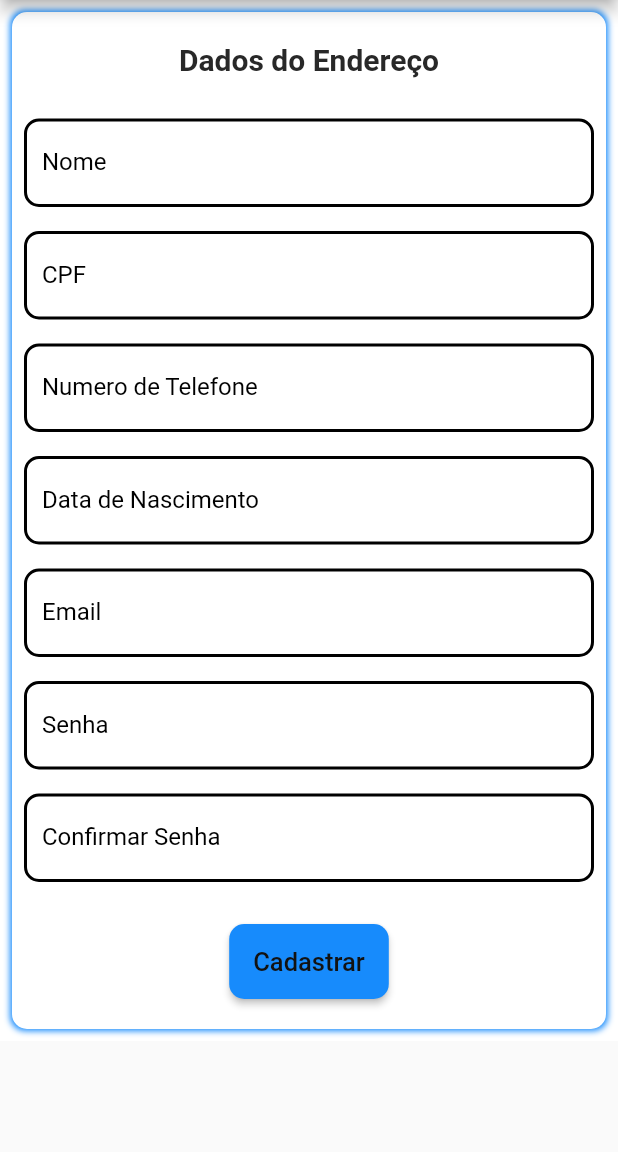
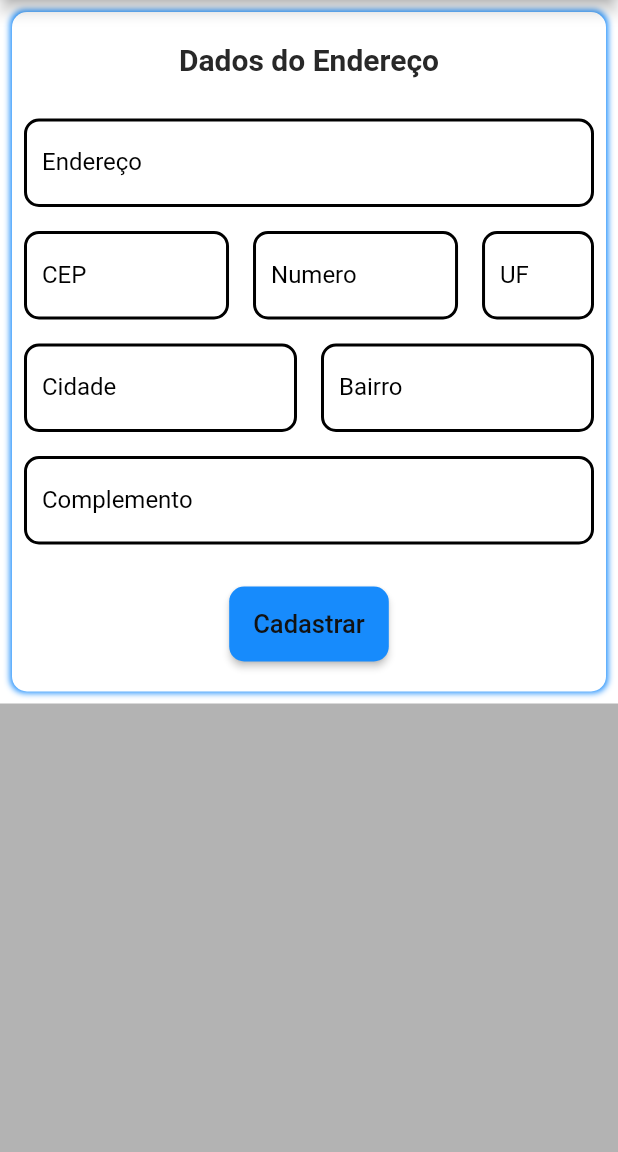
Before and after one commit to AlarconPedro/Tech_Shop, a Flutter app: the CadastroEnderecoPage screen opened directly, after a tap on "Cadastrar", on a phone screen of 412 x 824 dp, the part 84-1236 px from its top. Run offline on Flutter 3.47's test engine with Material 2 defaults, Android fonts, the phone set to English and light mode, and no system bars; our stand-ins replace carousel_slider, mask_text_input_formatter, shared_preferences; accounts and stored records are empty.

Commit message:
Criado layout de endereço e conexão API - 2022.09.10.2

```diff
--- a/lib/classes/globais.dart
+++ b/lib/classes/globais.dart
@@ -10,4 +10,6 @@ class Globais {
       "http://187.87.223.235:8180/api/v1/produto/categoria/";
   static String urlProdutoCategoriaId =
       "http://187.87.223.235:8180/api/v1/produto/categoria/";
+  static String urlCadastroEndereco =
+      "http://187.87.223.235:8180/api/v1/endereco";
 }
--- /dev/null
+++ b/lib/datasource/models/cadastroEndereco_model.dart
@@ -0,0 +1,33 @@
+class CadastroEnderecoModel {
+  String cep;
+  String logradouro;
+  String? complemento;
+  String bairro;
+  String cidade;
+  String uf;
+  int numero;
+  int clienteId;
+
+  CadastroEnderecoModel({
+    required this.cep,
+    required this.logradouro,
+    required this.bairro,
+    required this.cidade,
+    required this.uf,
+    required this.numero,
+    required this.clienteId,
+    this.complemento,
+  });
+
+  factory CadastroEnderecoModel.fromJson(Map<String, dynamic> json) =>
+      CadastroEnderecoModel(
+        cep: json["cep"],
+        logradouro: json["logradouro"],
+        complemento: json["complemento"],
+        bairro: json["bairro"],
+        cidade: json["cidade"],
+        uf: json["uf"],
+        numero: json["numero"],
+        clienteId: json["clienteId"],
+      );
+}
--- a/lib/ui/pages/cadastro_endereco_page.dart
+++ b/lib/ui/pages/cadastro_endereco_page.dart
@@ -1,17 +1,14 @@
 import 'dart:convert';
 
-import 'package:flutter/cupertino.dart';
 import 'package:flutter/material.dart';
 import 'package:flutter/services.dart';
-import 'package:flutter/src/foundation/key.dart';
-import 'package:flutter/src/widgets/framework.dart';
 import 'package:mask_text_input_formatter/mask_text_input_formatter.dart';
 import 'package:provider/provider.dart';
-import 'package:tech_shop/datasource/http/http.dart';
-import 'package:tech_shop/datasource/models/login_model.dart';
+import 'package:tech_shop/classes/classes.dart';
+import 'package:tech_shop/datasource/api/api.dart';
 import 'package:tech_shop/ui/estilos/estilos.dart';
-import 'package:tech_shop/ui/pages/pages.dart';
 import 'package:tech_shop/ui/temas/temas.dart';
+import 'package:http/http.dart' as http;
 
 class CadastroEnderecoPage extends StatefulWidget {
   const CadastroEnderecoPage({Key? key}) : super(key: key);
@@ -21,21 +18,20 @@ class CadastroEnderecoPage extends StatefulWidget {
 }
 
 class _CadastroEnderecoPageState extends State<CadastroEnderecoPage> {
-  final TextEditingController _nomeController = TextEditingController();
-  final TextEditingController _cpfController = TextEditingController();
-  final TextEditingController _numeroTelefone = TextEditingController();
-  final TextEditingController _dataNascimentoController =
-      TextEditingController();
-  final TextEditingController _emailController = TextEditingController();
-  final TextEditingController _senhaController = TextEditingController();
-  final TextEditingController _confirmaController = TextEditingController();
+  final TextEditingController _enderecoController = TextEditingController();
+  final TextEditingController _cepController = TextEditingController();
+  final TextEditingController _numeroController = TextEditingController();
+  final TextEditingController _ufController = TextEditingController();
+  final TextEditingController _cidadeController = TextEditingController();
+  final TextEditingController _bairroController = TextEditingController();
+  final TextEditingController _complementoController = TextEditingController();
 
-  final maskCpf = MaskTextInputFormatter(
-      mask: "###.###.###-##", filter: {"#": RegExp(r'[0-9]')});
-  final maskNumero = MaskTextInputFormatter(
-      mask: "(##) #####-####", filter: {"#": RegExp(r'[0-9]')});
-  final maskData = MaskTextInputFormatter(
-      mask: "##-##-####", filter: {"#": RegExp(r'[0-9]')});
+  final maskCEP = MaskTextInputFormatter(
+      mask: "#####-###", filter: {"#": RegExp(r'[0-9]')});
+  final maskNumero =
+      MaskTextInputFormatter(mask: "####", filter: {"#": RegExp(r'[0-9]')});
+  final maskUF =
+      MaskTextInputFormatter(mask: "AA", filter: {"A": RegExp(r'[A-Z]')});
   final maskDefault =
       MaskTextInputFormatter(mask: "", filter: {"#": RegExp(r'[0-9]')});
 
@@ -43,6 +39,9 @@ class _CadastroEnderecoPageState extends State<CadastroEnderecoPage> {
   Widget build(BuildContext context) {
     final currentTheme = Provider.of<ThemeProvider>(context);
     return Scaffold(
+      backgroundColor:
+          currentTheme.isDarkTheme() ? Cores.cinzaMedio : Cores.cinzaClaro,
+      extendBody: true,
       appBar: AppBar(
         backgroundColor:
             currentTheme.isDarkTheme() ? Cores.cinzaEscuro : Cores.cinzaClaro,
@@ -97,66 +96,99 @@ class _CadastroEnderecoPageState extends State<CadastroEnderecoPage> {
                         height: 20,
                       ),
                       campoTexto(
-                        controller: _nomeController,
-                        hint: 'Digite seu nome:',
+                        controller: _enderecoController,
+                        hint: 'Digite o Endereço:',
                         inputFormatter: maskDefault,
                         keyboardType: TextInputType.name,
-                        label: 'Nome',
+                        label: 'Endereço',
                         obscureText: false,
                       ),
-                      campoTexto(
-                        controller: _cpfController,
-                        hint: 'Digite seu CPF:',
-                        inputFormatter: maskCpf,
+                      Row(
+                        children: [
+                          Expanded(
+                            child: campoTexto(
+                              controller: _cepController,
+                              hint: 'Digite o CEP:',
+                              inputFormatter: maskCEP,
                               keyboardType: TextInputType.number,
-                        label: 'CPF',
+                              label: 'CEP',
                               obscureText: false,
                             ),
-                      campoTexto(
-                        controller: _numeroTelefone,
-                        hint: 'Digite seu Numero de Telefone:',
+                          ),
+                          Expanded(
+                            child: campoTexto(
+                              controller: _numeroController,
+                              hint: 'Digite o Numero:',
                               inputFormatter: maskNumero,
                               keyboardType: TextInputType.number,
-                        label: 'Numero de Telefone',
+                              label: 'Numero',
                               obscureText: false,
                             ),
-                      campoTexto(
-                        controller: _dataNascimentoController,
-                        hint: 'Digite sua Data de Nascimento:',
-                        inputFormatter: maskData,
-                        keyboardType: TextInputType.datetime,
-                        label: 'Data de Nascimento',
+                          ),
+                          Container(
+                            width: MediaQuery.of(context).size.width * 0.22,
+                            child: campoTexto(
+                              tamanhoMaximo: 2,
+                              onChanged: (value) {
+                                TextEditingValue(
+                                  text: value.toUpperCase(),
+                                  selection: _ufController.selection,
+                                );
+                                setState(() {
+                                  if (value.length == 2) {
+                                    _ufController.text = value.toUpperCase();
+                                  }
+                                });
+                              },
+                              controller: _ufController,
+                              hint: 'UF:',
+                              inputFormatter: maskDefault,
+                              keyboardType: TextInputType.name,
+                              label: 'UF',
                               obscureText: false,
                             ),
-                      campoTexto(
-                        controller: _emailController,
-                        hint: 'Digite seu Email:',
+                          ),
+                        ],
+                      ),
+                      Row(
+                        children: [
+                          Expanded(
+                            child: campoTexto(
+                              controller: _cidadeController,
+                              hint: 'Digite a Cidade:',
                               inputFormatter: maskDefault,
                               keyboardType: TextInputType.emailAddress,
-                        label: 'Email',
+                              label: 'Cidade',
                               obscureText: false,
                             ),
-                      campoTexto(
-                        controller: _senhaController,
-                        hint: 'Digite sua Senha:',
+                          ),
+                          Expanded(
+                            child: campoTexto(
+                              controller: _bairroController,
+                              hint: 'Digite o Bairro:',
                               inputFormatter: maskDefault,
-                        keyboardType: TextInputType.visiblePassword,
-                        label: 'Senha',
-                        obscureText: true,
+                              keyboardType: TextInputType.none,
+                              label: 'Bairro',
+                              obscureText: false,
+                            ),
+                          ),
+                        ],
                       ),
                       campoTexto(
-                        controller: _confirmaController,
-                        hint: 'Confirme sua Senha:',
+                        controller: _complementoController,
+                        hint: 'Digite Complemento:',
                         inputFormatter: maskDefault,
-                        keyboardType: TextInputType.visiblePassword,
-                        label: 'Confirmar Senha',
-                        obscureText: true,
+                        keyboardType: TextInputType.none,
+                        label: 'Complemento',
+                        obscureText: false,
                       ),
                       const SizedBox(
                         height: 20,
                       ),
                       ElevatedButton(
-                        onPressed: () {},
+                        onPressed: () {
+                          cadastrarEndereco();
+                        },
                         child: Padding(
                           padding: const EdgeInsets.symmetric(vertical: 15),
                           child: Text(
@@ -215,35 +247,6 @@ class _CadastroEnderecoPageState extends State<CadastroEnderecoPage> {
     );
   }
 
-  void cadastraUsuario() {
-    _nomeController.text != "" &&
-        _emailController.text != "" &&
-        _senhaController.text != "" &&
-        _confirmaController.text != "";
-    if (_nomeController.text != "" &&
-        _emailController.text != "" &&
-        _cpfController.text != "" &&
-        _senhaController.text != "" &&
-        _confirmaController.text != "") {
-      var response = _getLogin();
-      print(response);
-    } else if (_senhaController.text == _confirmaController.text) {
-      _showDialog(context, message: 'Senhas não conferem!', title: 'Erro');
-      _nomeController.clear();
-      _emailController.clear();
-      _cpfController.clear();
-      _senhaController.clear();
-      _dataNascimentoController.clear();
-    } else {
-      _showDialog(context, message: 'Preencha todos os campos!', title: 'Erro');
-      _nomeController.clear();
-      _emailController.clear();
-      _cpfController.clear();
-      _senhaController.clear();
-      _dataNascimentoController.clear();
-    }
-  }
-
   Widget campoTexto({
     required String label,
     required TextEditingController controller,
@@ -251,11 +254,15 @@ class _CadastroEnderecoPageState extends State<CadastroEnderecoPage> {
     required TextInputFormatter inputFormatter,
     required TextInputType? keyboardType,
     required bool obscureText,
+    int? tamanhoMaximo,
+    Function(String)? onChanged,
   }) {
     final currentTheme = Provider.of<ThemeProvider>(context);
     return Padding(
       padding: const EdgeInsets.all(8.0),
       child: TextFormField(
+        onChanged: onChanged,
+        maxLength: tamanhoMaximo,
         obscureText: obscureText,
         inputFormatters: [inputFormatter],
         controller: controller,
@@ -265,6 +272,7 @@ class _CadastroEnderecoPageState extends State<CadastroEnderecoPage> {
           fontStyle: FontStyle.normal,
         ),
         decoration: InputDecoration(
+          counterText: '',
           labelText: label,
           labelStyle: TextStyle(
             color: currentTheme.isDarkTheme() ? Cores.branco : Cores.preto,
@@ -320,28 +328,28 @@ class _CadastroEnderecoPageState extends State<CadastroEnderecoPage> {
     );
   }
 
-  Future<List<LoginModel>> _getLogin() async {
-    var response = await HttpRequest().postLogin(
-      nome: _nomeController.text,
-      email: _emailController.text,
-      senha: _senhaController.text,
-      cpf: _cpfController.text,
-      dataNascimento: _dataNascimentoController.text,
+  void cadastrarEndereco() async {
+    final response = await http.post(
+      Uri.parse(Globais.urlCadastroEndereco),
+      headers: <String, String>{
+        'Content-Type': 'application/json; charset=UTF-8',
+      },
+      body: {
+        'cep': _cepController.text,
+        'logradouro': _enderecoController.text,
+        'numero': _numeroController.text,
+        'uf': _ufController.text,
+        'cidade': _cidadeController.text,
+        'bairro': _bairroController.text,
+        'complemento': _complementoController.text,
+      },
     );
     print(response.body);
     if (response.statusCode == 200) {
-      var json = jsonDecode(response.body);
-      _showDialog(context,
-          message: 'Cadastro realizado com sucesso!', title: 'Sucesso');
-      Navigator.push(
-        context,
-        MaterialPageRoute(
-          builder: (context) => const LoginPage(),
-        ),
-      );
-      return (json as List).map((e) => LoginModel.fromJson(e)).toList();
+      _showDialog(context, title: 'Sucesso', message: 'Endereço cadastrado');
+      Navigator.pop(context);
     } else {
-      throw Exception('Erro ao cadastrar o usuário');
+      _showDialog(context, title: 'Erro', message: 'Erro ao cadastrar');
     }
   }
 }
--- a/lib/ui/pages/login_page.dart
+++ b/lib/ui/pages/login_page.dart
@@ -1,16 +1,11 @@
 import 'dart:convert';
 
-import 'package:flutter/cupertino.dart';
 import 'package:flutter/material.dart';
 import 'package:provider/provider.dart';
 import 'package:tech_shop/classes/globais.dart';
 import 'package:tech_shop/ui/estilos/estilos.dart';
-import 'package:tech_shop/ui/pages/menu_page.dart';
 import 'package:tech_shop/ui/pages/pages.dart';
 import 'package:tech_shop/ui/temas/temas.dart';
-import 'package:tech_shop/ui/widgets/botao.dart';
-import 'package:tech_shop/ui/widgets/input_text.dart';
-import 'package:tech_shop/ui/widgets/login_text.dart';
 import 'package:http/http.dart' as http;
 
 class LoginPage extends StatefulWidget {
```
Lines whose indentation alone changed are shown as unchanged.
